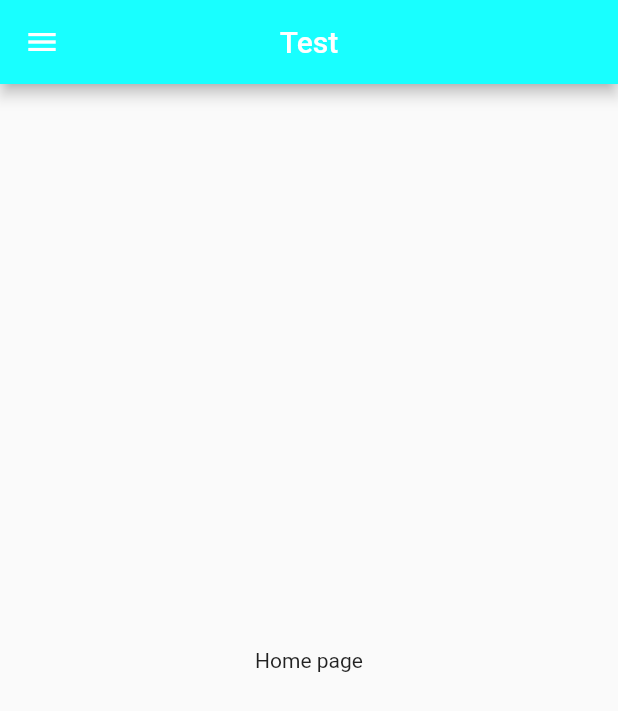
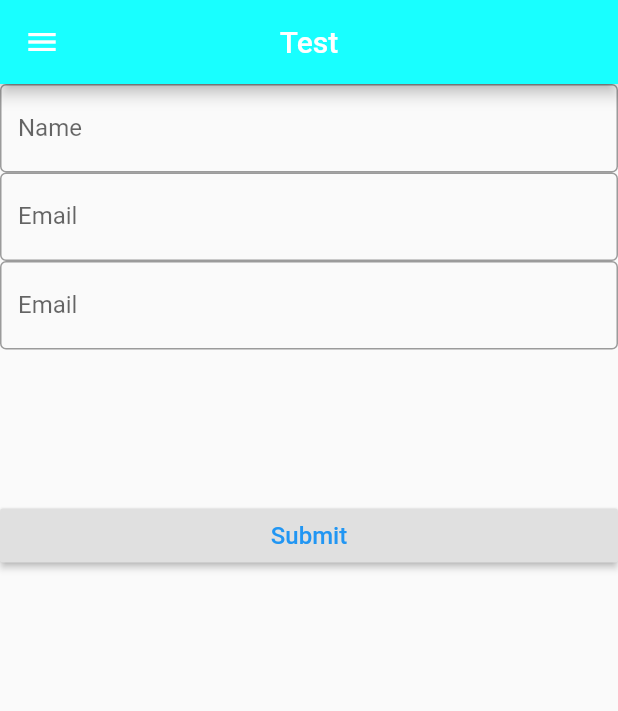
Before and after one commit to kipkemoifred/testFlutter, a Flutter app: the screen it shows after launch, on a phone screen of 412 x 824 dp. Shown: the top 711 px of the screen. Run offline on Flutter 3.47's test engine with Material 2 defaults, Android fonts, the phone set to English and light mode, and no system bars.

Commit message:
Info form partially done

```diff
--- /dev/null
+++ b/lib/info.dart
@@ -0,0 +1,69 @@
+import 'package:flutter/material.dart';
+class InfoPage extends StatefulWidget {
+  @override
+  State<StatefulWidget> createState() {
+    return InfoPageState();
+  }
+}
+class InfoPageState extends State<InfoPage>{
+  String _name="";
+  String _email="";
+  String _phoneNo="";
+  final GlobalKey<FormState> _formKey=GlobalKey<FormState>();
+  Widget _buildName(){
+    return TextFormField(
+      decoration: InputDecoration(
+          labelText: "Name",
+          border: OutlineInputBorder()
+      ),
+
+      onSaved: (value)=>setState(()=>_name=value!),
+    );
+  }
+  Widget _buildEmail(){
+    return TextFormField(
+        decoration: InputDecoration(
+        labelText: "Email",
+        border: OutlineInputBorder()
+    ),
+
+    onSaved: (value)=>setState(()=>_name=value!)
+    );
+  }
+  Widget _buildPhoneNo(){
+    return TextFormField(
+        decoration: InputDecoration(
+            labelText: "Email",
+            border: OutlineInputBorder()
+        ),
+
+        onSaved: (value)=>setState(()=>_name=value!)
+    );
+  }
+
+  @override
+  Widget build(BuildContext context) {
+    return Container(
+      child: Form(
+        child:ListView(
+          //mainAxisAlignment: MainAxisAlignment.center,
+          children:<Widget>[
+          _buildName(),
+          _buildEmail(),
+          _buildPhoneNo(),
+          SizedBox(height: 100),
+          RaisedButton(
+            child: Text("Submit",style: TextStyle(color: Colors.blue,fontSize: 16)),
+            onPressed: (){},
+          )
+          ]
+          // email ,phone number and a submit button
+        )
+
+
+      ),
+    );
+  }
+
+
+}
--- a/lib/main.dart
+++ b/lib/main.dart
@@ -1,5 +1,9 @@
 import 'package:flutter/material.dart';
+import 'package:test_submission/dictionary.dart';
+import 'package:test_submission/response.dart';
+import 'design.dart';
 import 'drawer_header.dart';
+import 'info.dart';
 
 void main() {
   runApp(MyApp());
@@ -21,19 +25,26 @@ class HomePage extends StatefulWidget {
 }
 
 class _State extends State<HomePage> {
+  var currentPage=DrawerSections.info;
   @override
   Widget build(BuildContext context) {
+    var container;
+    if(currentPage==DrawerSections.info){
+      container=InfoPage();
+    }else if(currentPage==DrawerSections.design){
+      container=DesignPage();
+    }else if(currentPage==DrawerSections.response){
+      container=ResponsePage();
+    }else if(currentPage==DrawerSections.dictionary){
+      container=DictionaryPage();
+    }
     return Scaffold(
       appBar: AppBar(
         backgroundColor: Colors.cyanAccent[200],
         title: Text("Test"),
         centerTitle: true,
       ),
-      body: Container(
-        child: Center(
-          child: Text("Home page"),
-        ),
-      ),
+      body: container,
       drawer: Drawer(
         child: SingleChildScrollView(
           child: Container(
@@ -55,24 +66,54 @@ class _State extends State<HomePage> {
       padding: EdgeInsets.only(top: 15),
       child: Column(
 children: [
-  MenuItem(),
+  MenuItem(1,"info",Icons.dashboard_outlined,
+      currentPage==DrawerSections.info?true:false
+  ),
+  MenuItem(2,"design",Icons.notifications_outlined,
+      currentPage==DrawerSections.design?true:false
+  ),
+  MenuItem(3,"response",Icons.feedback_outlined,
+      currentPage==DrawerSections.response?true:false
+  ),
+  MenuItem(4,"dictionary",Icons.settings_outlined,
+      currentPage==DrawerSections.dictionary?true:false
+  ),
 ],
       ),
-    )
+    );
   }
 
-  Widget MenuItem() {
+  Widget MenuItem(int id,String title,IconData icon,bool selected) {
     return Material(
+      color: selected?Colors.grey[300]:Colors.transparent,
       child: InkWell(
+        onTap: (){
+          Navigator.pop(context);
+          setState(() {
+            if(id==1){
+              currentPage=DrawerSections.info;
+            } else if(id==2){
+              currentPage=DrawerSections.design;
+            } else if(id==3){
+              currentPage=DrawerSections.response;
+            } else if(id==4){
+              currentPage=DrawerSections.dictionary;
+            }
+
+          });
+        },
         child: Padding(
           padding: EdgeInsets.all(15),
           child: Row(
             children: [
-              Expanded(child: Icon(Icons.dashboard_outlined,
+              Expanded(
+                  child: Icon(icon,
                 size: 20,
                 color: Colors.black,)
               ),
-              Expanded(child: Text("Dashboard",
+              Expanded(
+                flex: 3,
+                child: Text(title,
                 style: TextStyle(color: Colors.black, fontSize: 16),
               ),
               ),
@@ -81,7 +122,13 @@ children: [
           ),
         ),
       ),
-    )
+    );
   }
 
 }
+enum DrawerSections{
+  info,
+  design,
+  response,
+  dictionary
+}
--- a/pubspec.yaml
+++ b/pubspec.yaml
@@ -45,8 +45,8 @@ flutter:
   uses-material-design: true
 
   # To add assets to your application, add an assets section, like this:
-  assets:
-     - assets/images/me.jpg
+#  assets:
+#     - assets/images/me.jpg
   #   - images/a_dot_ham.jpeg
 
   # An image asset can refer to one or more resolution-specific "variants", see
```
Also changed, not shown: lib/design.dart (added, +11 -0 lines), lib/dictionary.dart (added, +11 -0 lines), lib/response.dart (added, +11 -0 lines).
